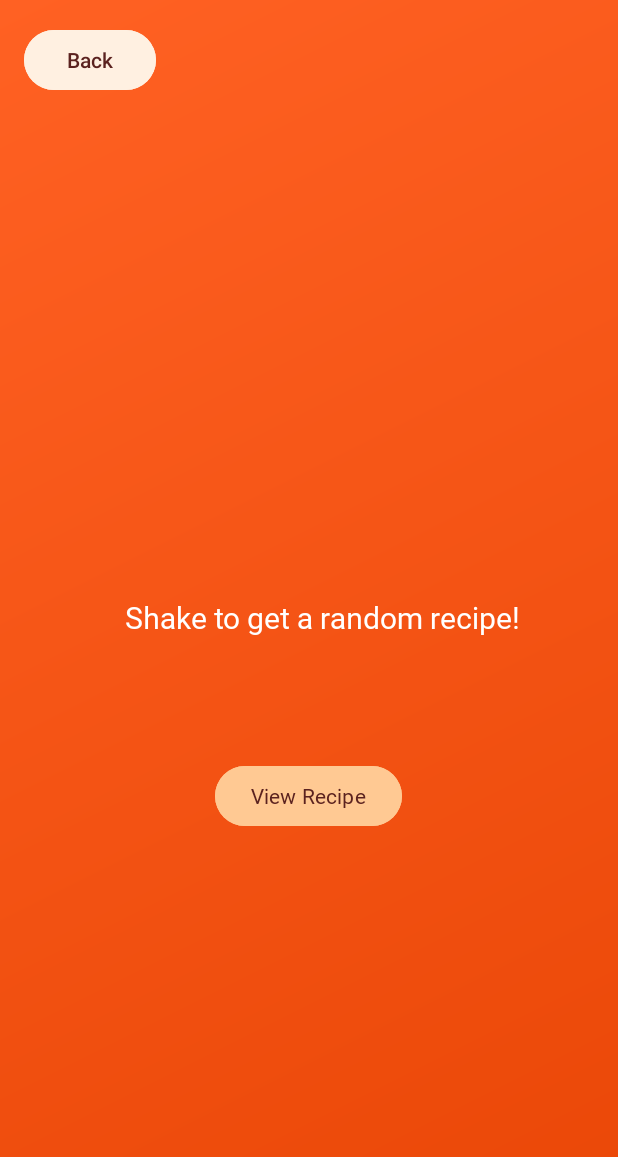
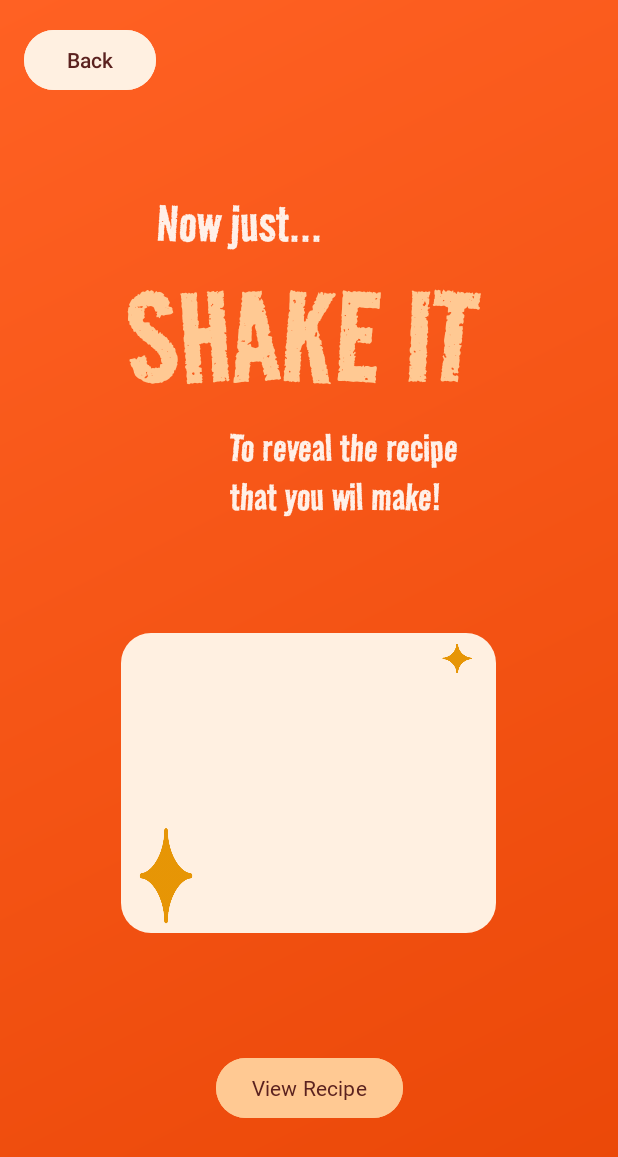
Before and after one commit to MJulia01/LogM_PMA_project, an Android app: the Shake_Recipes screen opened directly, with no data from a screen before it, on a phone screen of 412 x 824 dp. Shown: the top 1157 px of the screen. Run offline under Robolectric (Android 15) with nearby library versions, the phone set to English and light mode, and no system bars; our stand-ins replace Room's generated code, RxJava.

Commit message:
something idk

```diff
--- a/app/src/main/res/layout/activity_main.xml
+++ b/app/src/main/res/layout/activity_main.xml
@@ -10,46 +10,48 @@
 
     <ImageView
         android:id="@+id/imageView"
-        android:layout_width="211dp"
-        android:layout_height="179dp"
-        android:layout_marginBottom="72dp"
+        android:layout_width="283dp"
+        android:layout_height="257dp"
         android:src="@drawable/bowl_orange"
-        app:layout_constraintBottom_toTopOf="@+id/addRecipyButton"
+        app:layout_constraintBottom_toBottomOf="parent"
         app:layout_constraintEnd_toEndOf="parent"
-        app:layout_constraintStart_toStartOf="parent" />
+        app:layout_constraintStart_toStartOf="parent"
+        app:layout_constraintTop_toTopOf="parent"
+        app:layout_constraintVertical_bias="0.194" />
 
     <TextView
         android:id="@+id/textView"
         android:layout_width="wrap_content"
         android:layout_height="wrap_content"
+        android:fontFamily="@font/righteous"
         android:text="Shake IT and Make IT"
         android:textAlignment="center"
         android:textColor="#5B221F"
         android:textSize="34sp"
         android:textStyle="bold"
-        android:fontFamily="@font/righteous"
         app:layout_constraintBottom_toBottomOf="parent"
         app:layout_constraintEnd_toEndOf="parent"
+        app:layout_constraintHorizontal_bias="0.493"
         app:layout_constraintStart_toStartOf="parent"
         app:layout_constraintTop_toTopOf="parent"
-        app:layout_constraintVertical_bias="0.186" />
+        app:layout_constraintVertical_bias="0.375" />
 
     <Button
         android:id="@+id/addRecipyButton"
         android:layout_width="182dp"
         android:layout_height="67dp"
-        android:layout_marginTop="204dp"
+        android:layout_marginTop="372dp"
         android:backgroundTint="#FFC993"
+        android:fontFamily="@font/righteous"
         android:text="Add Recipy"
         android:textAlignment="center"
         android:textColor="#5B221F"
         android:textSize="24sp"
         android:textStyle="bold"
-        android:fontFamily="@font/righteous"
         app:layout_constraintEnd_toEndOf="parent"
         app:layout_constraintHorizontal_bias="0.497"
         app:layout_constraintStart_toStartOf="parent"
-        app:layout_constraintTop_toBottomOf="@+id/textView" />
+        app:layout_constraintTop_toTopOf="parent" />
 
     <Button
         android:id="@+id/browseButton"
--- a/app/src/main/res/layout/activity_shake_recipes.xml
+++ b/app/src/main/res/layout/activity_shake_recipes.xml
@@ -8,25 +8,60 @@
     tools:context=".views.Shake_Recipes"
     android:background="@drawable/shake_it_gradient">
 
+
+    <ImageView
+        android:id="@+id/imageView2"
+        android:layout_width="250dp"
+        android:layout_height="200dp"
+        app:layout_constraintBottom_toBottomOf="parent"
+        app:layout_constraintEnd_toEndOf="parent"
+        app:layout_constraintHorizontal_bias="0.496"
+        app:layout_constraintStart_toStartOf="parent"
+        app:layout_constraintTop_toTopOf="parent"
+        app:layout_constraintVertical_bias="0.676"
+        app:srcCompat="@drawable/text_box" />
+
+    <ImageView
+        android:id="@+id/BigStar"
+        android:layout_width="64dp"
+        android:layout_height="85dp"
+        android:src="@drawable/big_star"
+        app:layout_constraintBottom_toBottomOf="parent"
+        app:layout_constraintEnd_toEndOf="parent"
+        app:layout_constraintHorizontal_bias="0.227"
+        app:layout_constraintStart_toStartOf="parent"
+        app:layout_constraintTop_toTopOf="parent"
+        app:layout_constraintVertical_bias="0.733" />
+
+    <ImageView
+        android:id="@+id/SmallStar"
+        android:layout_width="20dp"
+        android:layout_height="34dp"
+        android:src="@drawable/small_star"
+        app:layout_constraintBottom_toBottomOf="parent"
+        app:layout_constraintEnd_toEndOf="parent"
+        app:layout_constraintHorizontal_bias="0.752"
+        app:layout_constraintStart_toStartOf="parent"
+        app:layout_constraintTop_toTopOf="parent"
+        app:layout_constraintVertical_bias="0.534" />
+
     <TextView
         android:id="@+id/randomRecipeTextView"
         android:layout_width="wrap_content"
         android:layout_height="wrap_content"
         android:layout_centerInParent="true"
         android:layout_gravity="center"
-        android:layout_marginStart="52dp"
-        android:layout_marginTop="332dp"
-        android:layout_marginEnd="34dp"
-        android:layout_marginBottom="333dp"
-        android:fontFamily="@font/righteous"
-        android:textColor="#ffff"
+        android:fontFamily="@font/road_rage"
+        android:gravity="center"
         android:padding="20dp"
-        android:text="Shake to get a random recipe!"
-        android:textSize="20sp"
+        android:text=""
+        android:textColor="#5B221F"
+        android:textSize="35sp"
         app:layout_constraintBottom_toBottomOf="parent"
         app:layout_constraintEnd_toEndOf="parent"
         app:layout_constraintStart_toStartOf="parent"
-        app:layout_constraintTop_toTopOf="parent" />
+        app:layout_constraintTop_toTopOf="parent"
+        app:layout_constraintVertical_bias="0.641" />
 
     <Button
         android:id="@+id/viewRecipeButton"
@@ -34,17 +69,17 @@
         android:layout_height="wrap_content"
         android:layout_centerHorizontal="true"
         android:layout_marginStart="142dp"
-        android:layout_marginTop="38dp"
         android:layout_marginEnd="143dp"
-        android:layout_marginBottom="246dp"
         android:backgroundTint="#FFC993"
         android:fontFamily="@font/righteous"
+        android:text="View Recipe"
         android:textColor="#5B221F"
-        android:text="View Recipe"
         app:layout_constraintBottom_toBottomOf="parent"
         app:layout_constraintEnd_toEndOf="parent"
+        app:layout_constraintHorizontal_bias="1.0"
         app:layout_constraintStart_toStartOf="parent"
-        app:layout_constraintTop_toBottomOf="@+id/randomRecipeTextView" />
+        app:layout_constraintTop_toTopOf="parent"
+        app:layout_constraintVertical_bias="0.904" />
 
     <Button
         android:id="@+id/btnBack3"
@@ -60,4 +95,52 @@
         app:layout_constraintStart_toStartOf="parent"
         app:layout_constraintTop_toTopOf="parent" />
 
+    <TextView
+        android:id="@+id/NowJust"
+        android:layout_width="128dp"
+        android:layout_height="50dp"
+        android:fontFamily="@font/road_rage"
+        android:text="Now just..."
+        android:textColor="#FFF0E8"
+        android:textSize="40dp"
+
+        app:layout_constraintBottom_toBottomOf="parent"
+        app:layout_constraintEnd_toEndOf="parent"
+        app:layout_constraintHorizontal_bias="0.367"
+        app:layout_constraintStart_toStartOf="parent"
+        app:layout_constraintTop_toTopOf="parent"
+        app:layout_constraintVertical_bias="0.158" />
+
+    <TextView
+        android:id="@+id/ShakeIt"
+        android:layout_width="242dp"
+        android:layout_height="117dp"
+        android:fontFamily="@font/road_rage"
+        android:text="SHAKE IT"
+        android:textColor="#FFC993"
+        android:textSize="100dp"
+        app:layout_constraintBottom_toBottomOf="parent"
+        app:layout_constraintEnd_toEndOf="parent"
+        app:layout_constraintHorizontal_bias="0.497"
+        app:layout_constraintStart_toStartOf="parent"
+        app:layout_constraintTop_toTopOf="parent"
+        app:layout_constraintVertical_bias="0.223" />
+
+    <TextView
+        android:id="@+id/ToMakeIt"
+        android:layout_width="158dp"
+        android:layout_height="78dp"
+        android:fontFamily="@font/road_rage"
+        android:text="To reveal the recipe that you wil make!"
+        android:textColor="#FFF0E8"
+        android:textSize="30dp"
+        app:layout_constraintBottom_toBottomOf="parent"
+        app:layout_constraintEnd_toEndOf="parent"
+        app:layout_constraintHorizontal_bias="0.604"
+        app:layout_constraintStart_toStartOf="parent"
+        app:layout_constraintTop_toTopOf="parent"
+        app:layout_constraintVertical_bias="0.373" />
+
+
+
 </androidx.constraintlayout.widget.ConstraintLayout>
```
Also changed, not shown: app/src/main/res/drawable/big_star.png (added), app/src/main/res/drawable/small_star.png (added), app/src/main/res/font/road_rage.ttf (added).
